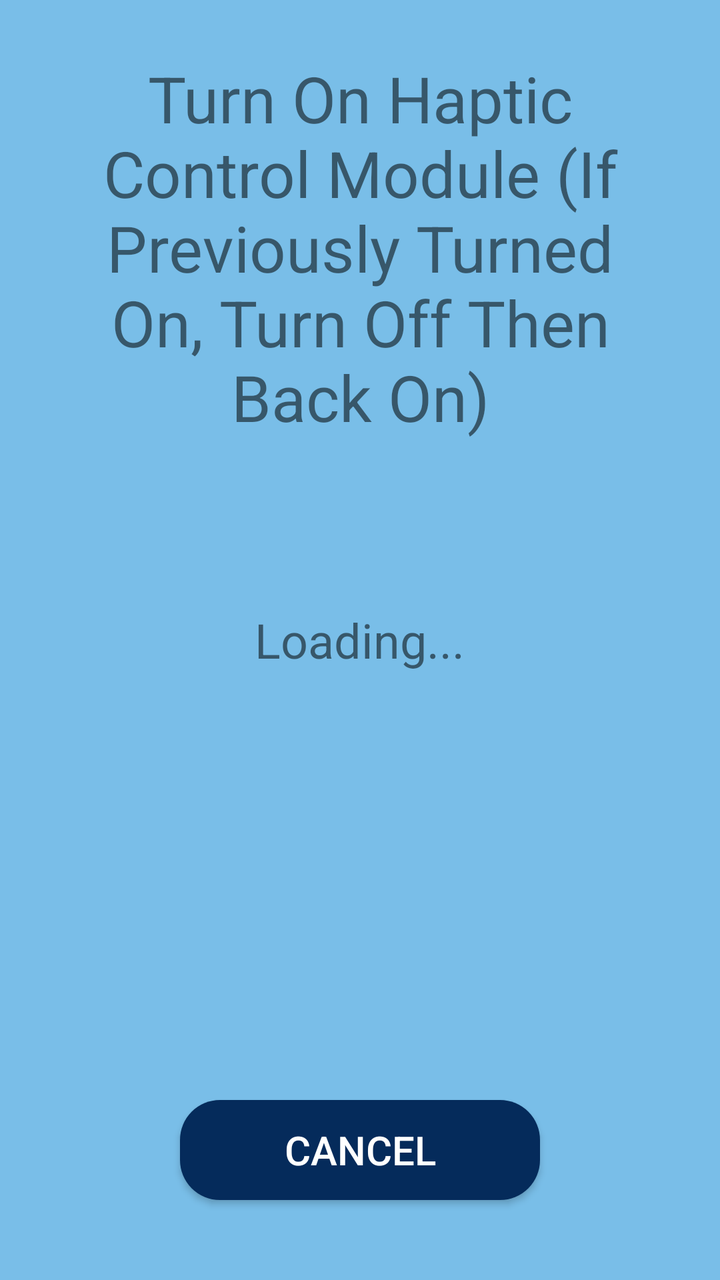
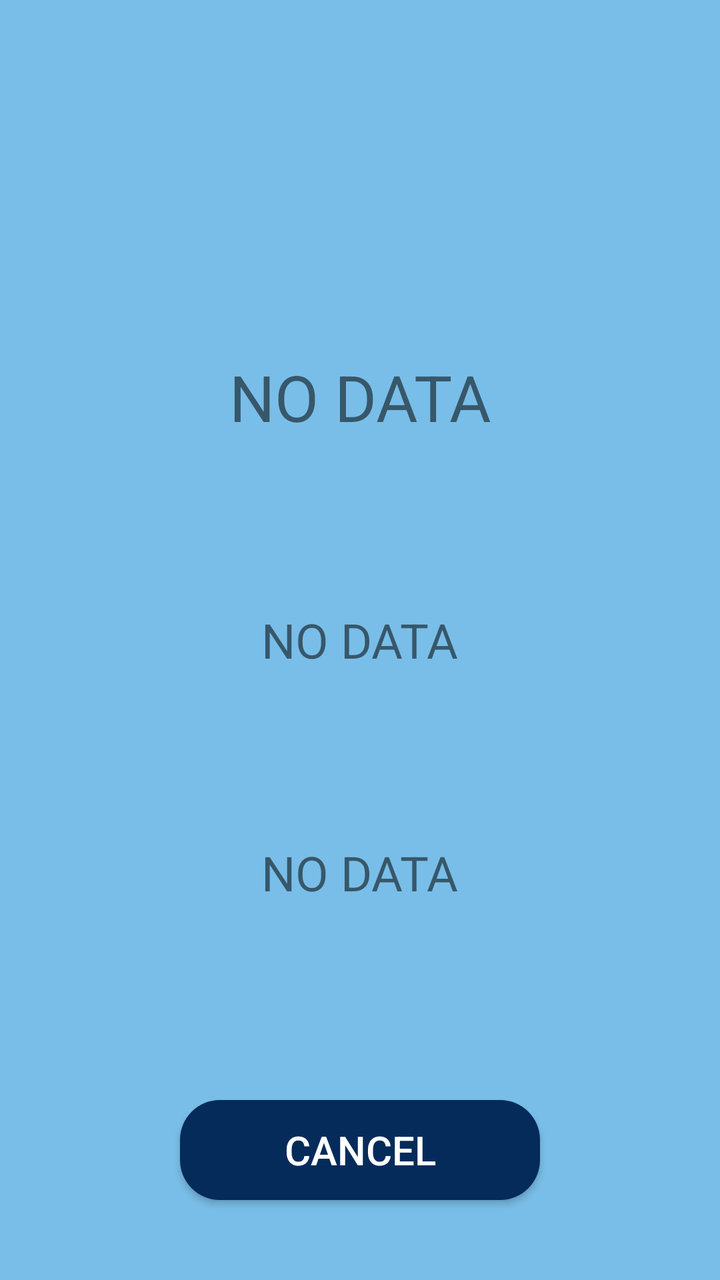

Compare the two renders of this Android layout. The source of the first and the diff that turns it into the second are given below.
<!-- AndroidManifest.xml: application theme Theme.BiomechanicsLabApp -->
<!-- res/layout/loading_page.xml -->
<RelativeLayout xmlns:android="http://schemas.android.com/apk/res/android"
    android:id="@+id/loading_page"
    android:layout_width="match_parent"
    android:layout_height="match_parent"
    android:background="?attr/menuPageBackgroundColor">

    <ProgressBar
        android:id="@+id/loading_page_ProgressSpinner"
        style="?attr/loadingProgressSpinnerStyle"
        android:layout_width="200dp"
        android:layout_height="200dp"
        android:layout_centerInParent="true"/>

    <TextView
        android:id="@+id/loading_page_LoadingText"
        android:layout_width="wrap_content"
        android:layout_height="wrap_content"
        android:layout_centerHorizontal="true"
        android:layout_centerVertical="true"
        android:text="Loading..."
        android:textSize="24sp"/>

    <TextView
        android:id="@+id/loading_page_LoadingInstructions"
        android:layout_width="wrap_content"
        android:layout_height="wrap_content"
        android:layout_centerHorizontal="true"
        android:layout_above="@+id/loading_page_ProgressSpinner"
        android:layout_marginStart="30dp"
        android:layout_marginEnd="30dp"
        android:text="Turn On Haptic Control Module (If Previously Turned On, Turn Off Then Back On)"
        android:gravity="center"
        android:textSize="32sp"/>

    <Button
        android:id="@+id/loading_page_CancelButton"
        style="?attr/defaultButtonStyle"
        android:layout_width="180dp"
        android:layout_height="50dp"
        android:layout_alignParentBottom="true"
        android:layout_centerHorizontal="true"
        android:layout_marginTop="10dp"
        android:layout_marginBottom="40dp"
        android:text="@string/CancelButtonText"
        android:textSize="20sp"/>


</RelativeLayout>
<!-- resources referenced by this layout -->
<resources>
  <string name="CancelButtonText">Cancel</string>
  <color name="darkUMaineBlue">#052B5B</color>
  <color name="darkUMaineBlueShadow">#073866</color>
  <color name="white">#FFFFFFFF</color>
  <color name="lightUMaineBlue">#79BEE8</color>
  <color name="lightUMaineBlueShadow">#5D96C6</color>
  <color name="black">#FF000000</color>
  <style name="DarkUMaineBlueButton" parent="Widget.AppCompat.Button">
          <item name="android:background">@drawable/dark_blue_button_background</item>
          <item name="android:textColor">@color/white</item>
      </style>
  <style name="DarkUMaineBlueCircularButton" parent="Widget.AppCompat.Button">
          <item name="android:background">@drawable/dark_blue_circle_button_background</item>
          <item name="android:textColor">@color/white</item>
      </style>
  <style name="DarkUMaineBlueDropdownSpinner" parent="Widget.AppCompat.Spinner">&gt;
          <item name="android:background">@drawable/dark_blue_dropdown_spinner</item>
          <item name="android:dropDownVerticalOffset">48dp</item>
          <item name="android:popupBackground">@color/offWhite</item>
      </style>
  <style name="DarkLoadingProgressSpinner" parent="Widget.AppCompat.ProgressBar">
          <item name="android:indeterminateTint">@color/darkUMaineBlue</item>
      </style>
  <style name="DarkUMaineBlueTextEntryBox" parent="Widget.AppCompat.EditText">
          <item name="android:background">@drawable/dark_blue_text_entry_box</item>
          <item name="android:textColor">@color/black</item>
      </style>
  <!-- drawable light_log_popup_box (drawable) -->
  <?xml version="1.0" encoding="utf-8"?>
  <shape xmlns:android="http://schemas.android.com/apk/res/android" android:shape="rectangle" >
      <solid android:color="@color/lightGray" />
      <stroke android:width="2dp" android:color="@color/black"/>
  </shape>
  <!-- drawable dark_blue_circle_button_background (drawable) -->
  <?xml version="1.0" encoding="utf-8"?>
  <selector xmlns:android="http://schemas.android.com/apk/res/android">
      <item android:state_pressed="true">
          <shape android:shape="oval">
              <solid android:color="@color/darkUMaineBlueShadow" />
          </shape>
      </item>
      <item android:state_enabled="false">
          <shape android:shape="oval">
              <solid android:color="@color/darkGray" />
          </shape>
      </item>
      <item>
          <shape android:shape="oval">
              <solid android:color="@color/darkUMaineBlue" />
          </shape>
      </item>
  </selector>
  <!-- drawable dark_blue_dropdown_spinner (drawable) -->
  <?xml version="1.0" encoding="utf-8"?>
  <layer-list xmlns:android="http://schemas.android.com/apk/res/android">
      
      <item android:drawable="@drawable/dark_blue_button_background" />
  
      
      <item
          android:drawable="@drawable/arrow_dropdown_white"
          android:gravity="center_vertical|end"
          android:right="10dp"/>
  </layer-list>
  <color name="offWhite">#FFDDDDDD</color>"
  <!-- drawable dark_blue_text_entry_box (drawable) -->
  <?xml version="1.0" encoding="utf-8"?>
  <shape xmlns:android="http://schemas.android.com/apk/res/android" android:shape="rectangle" >
      <solid android:color="@color/white" />
      <stroke android:width="2dp" android:color="@color/darkUMaineBlue"/>
  </shape>
  <color name="lightGray">#FFAAAAAA</color>
  <color name="darkGray">#FF555555</color>
  <!-- drawable arrow_dropdown_white (drawable) -->
  <vector xmlns:android="http://schemas.android.com/apk/res/android" android:height="24dp" android:tint="#FFFFFF" android:viewportHeight="24" android:viewportWidth="24" android:width="24dp">
        
      <path android:fillColor="@android:color/white" android:pathData="M7,10l5,5 5,-5z"/>
      
  </vector>
  <!-- unchanged entries left out for length: 2 -->
</resources>

<!-- the commit's change to res/layout/loading_page.xml (unified diff, before → after) -->
@@ -12,23 +12,32 @@
         android:layout_centerInParent="true"/>
 
     <TextView
-        android:id="@+id/loading_page_LoadingText"
+        android:id="@+id/loading_page_InsideSpinnerLoadingText"
         android:layout_width="wrap_content"
         android:layout_height="wrap_content"
         android:layout_centerHorizontal="true"
         android:layout_centerVertical="true"
-        android:text="Loading..."
+        android:text="@string/NoDataPlaceholder"
         android:textSize="24sp"/>
 
     <TextView
-        android:id="@+id/loading_page_LoadingInstructions"
+        android:id="@+id/loading_page_LoadingCommentText"
+        android:layout_width="wrap_content"
+        android:layout_height="wrap_content"
+        android:layout_centerHorizontal="true"
+        android:layout_below="@id/loading_page_ProgressSpinner"
+        android:text="@string/NoDataPlaceholder"
+        android:textSize="24sp"/>
+
+    <TextView
+        android:id="@+id/loading_page_LoadingTitle"
         android:layout_width="wrap_content"
         android:layout_height="wrap_content"
         android:layout_centerHorizontal="true"
         android:layout_above="@+id/loading_page_ProgressSpinner"
         android:layout_marginStart="30dp"
         android:layout_marginEnd="30dp"
-        android:text="Turn On Haptic Control Module (If Previously Turned On, Turn Off Then Back On)"
+        android:text="@string/NoDataPlaceholder"
         android:gravity="center"
         android:textSize="32sp"/>
 
<!-- resource entries referenced after the edit -->
@@ -1,6 +1,7 @@
 <!-- resources referenced by this layout -->
 <resources>
   <string name="CancelButtonText">Cancel</string>
+  <string name="NoDataPlaceholder">NO DATA</string>
   <color name="darkUMaineBlue">#052B5B</color>
   <color name="darkUMaineBlueShadow">#073866</color>
   <color name="white">#FFFFFFFF</color>
